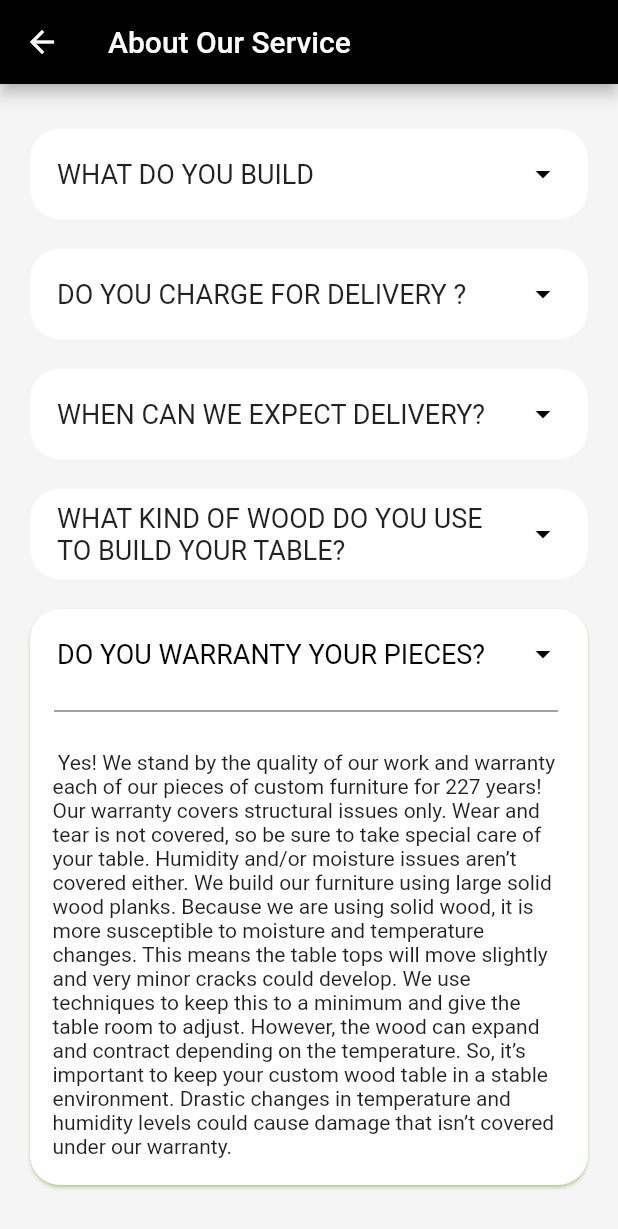
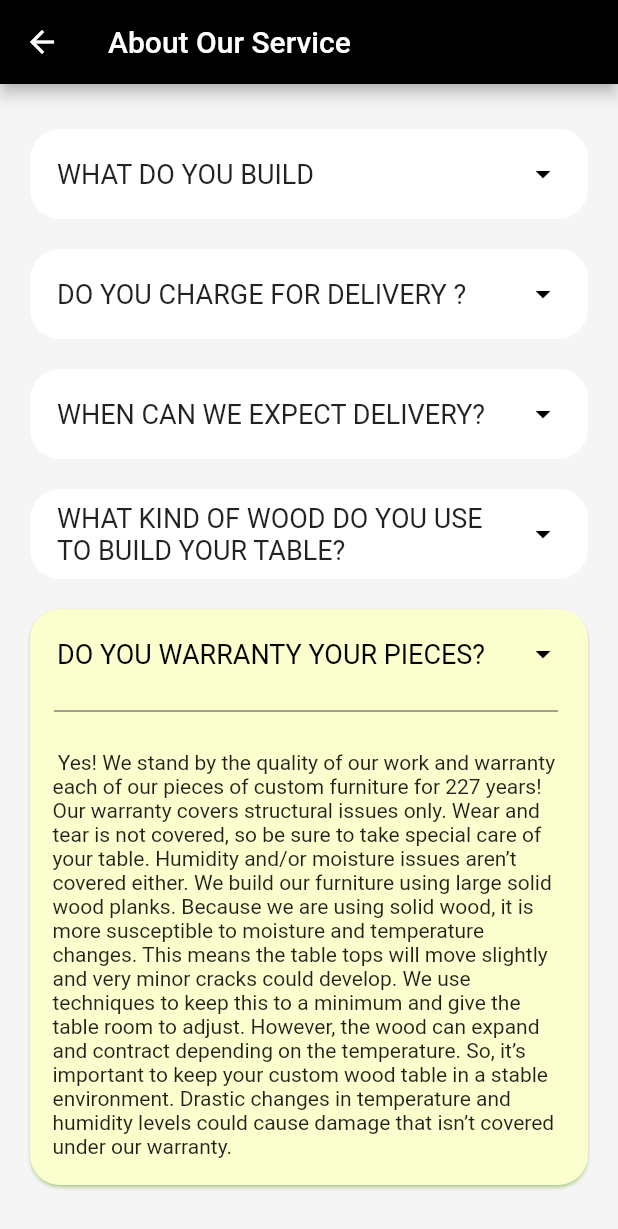
Before and after one commit to athulpp/furniture_user, a Flutter app: the Faq screen opened directly, on a phone screen of 412 x 824 dp. Shown: the top 1229 px of the screen. Run offline on Flutter 3.47's test engine with Material 2 defaults, Android fonts, the phone set to English and light mode, and no system bars; drawn by our look-alikes of expansion_tile_card; our stand-ins replace awesome_dialog, bottom_navy_bar, cloud_firestore, firebase_auth, firebase_core, flutter_svg and 7 more; missing offline and left inert: razorpay_flutter, status_alert; accounts and stored records are empty; Roboto replaces fonts that are missing (Acme); statements that could not run were skipped.

Commit message:
faq.dart const added & while expands it's colour changed

```diff
--- a/lib/screens/settings/faq.dart
+++ b/lib/screens/settings/faq.dart
@@ -10,13 +10,13 @@ class Faq extends StatelessWidget {
     return Scaffold(
       backgroundColor: Colors.grey.shade100,
       appBar: AppBar(
-        title: Text('About Our Service'),
+        title: const Text('About Our Service'),
       ),
       body: Padding(
-        padding: EdgeInsets.only(left: 20, right: 20),
+        padding: const EdgeInsets.only(left: 20, right: 20),
         child: ListView(
           children: [
-            SizedBox(
+            const SizedBox(
               height: 30,
             ),
 
@@ -24,14 +24,14 @@ class Faq extends StatelessWidget {
                 "WHAT DO YOU BUILD",
                 """In short, everything! However, easy to live with, solid wood tables are what we are known for. But as you can see from the site, there is not much that’s outside our comfort zone or skill level. We also do a lot with metal, mostly bases, but we build all metal tables as well.""",
                 false),
-            SizedBox(
+            const SizedBox(
               height: 20,
             ),
             ExpansionTile(
                 "DO YOU CHARGE FOR DELIVERY ?",
                 """Yes, we do charge for delivery. Typically starting at ₹250 – ₹300 for a white glove service. Price is subject to vary depending on details. This means a completely hands-off process for you. We deliver one day a week, on Saturdays usually from an 8am – 5pm window. All furniture will be brought into the spot you request. Felt pads are installed upon setup. Our tables are not light so we encourage customers to go with the delivery option.""",
                 false),
-            SizedBox(
+            const SizedBox(
               height: 20,
             ),
             // ExpansionTile("How to top up balance on Wecare?","""Wecare is greatest Donation, Charity & Fundraising Mobile App platform in this century.""", false),
@@ -40,21 +40,21 @@ class Faq extends StatelessWidget {
                 "WHEN CAN WE EXPECT DELIVERY?",
                 """Our lead time is 18 weeks out. If we can get your order to you earlier than the 18 weeks, we will try our best, but we ask our customers to factor for 18 weeks. Currently we deliver only on Saturdays using an 8am – 5pm window. The week of your scheduled delivery you will receive a confirmation email of completion. This email will also include details regarding delivery time, balance due, an order, and care form. We don’t typically have much wiggle room in our routes, so if the specified Saturday does not work for you, we’ll reschedule for the following Saturday.""",
                 false),
-            SizedBox(
+            const SizedBox(
               height: 20,
             ),
             ExpansionTile(
                 "WHAT KIND OF WOOD DO YOU USE TO BUILD YOUR TABLE?",
                 """We typically use hickory or ash for our tables. They are some of the hardest domestic wood species available. They also bring a level of character to the table and have a gorgeous look. We also have experience using walnut for our tables. Walnut is a slightly softer wood, but is still absolutely beautiful in its natural unstained state. That being said, please don’t ask us to stain walnut! Certain pieces of furniture may call for a specific type of wood, so we will work with any wood species. Over the years, we’ve built custom wood furniture using oak, cherry, maple, and even exotic woods. Just tell us the type of wood you’d like to use and we can bring your vision to life! Or, if you have no idea what kind of wood you’d like to use, we can offer our expertise and choose the best option for the piece of furniture you have in mind.""",
                 false),
-            SizedBox(
+            const SizedBox(
               height: 20,
             ),
             ExpansionTile(
                 "DO YOU WARRANTY YOUR PIECES?",
                 """ Yes! We stand by the quality of our work and warranty each of our pieces of custom furniture for 227 years! Our warranty covers structural issues only. Wear and tear is not covered, so be sure to take special care of your table. Humidity and/or moisture issues aren’t covered either. We build our furniture using large solid wood planks. Because we are using solid wood, it is more susceptible to moisture and temperature changes. This means the table tops will move slightly and very minor cracks could develop. We use techniques to keep this to a minimum and give the table room to adjust. However, the wood can expand and contract depending on the temperature. So, it’s important to keep your custom wood table in a stable environment. Drastic changes in temperature and humidity levels could cause damage that isn’t covered under our warranty.""",
                 true),
-            SizedBox(
+            const SizedBox(
               height: 20,
             ),
           ],
@@ -66,25 +66,21 @@ class Faq extends StatelessWidget {
 
 ExpansionTileCard ExpansionTile(title, subTitle, isExpand) {
   return ExpansionTileCard(
-    // key: cardA,
     elevation: 1,
     animateTrailing: true,
     initiallyExpanded: isExpand,
-
-    borderRadius: BorderRadius.all(
+    borderRadius: const BorderRadius.all(
       Radius.circular(20),
     ),
     baseColor: Colors.white,
-    expandedTextColor: Color.fromARGB(252, 0, 0, 0),
-    expandedColor: Color.fromARGB(255, 255, 255, 255),
+    expandedTextColor: const Color.fromARGB(252, 0, 0, 0),
+    expandedColor: const Color.fromARGB(255, 251, 255, 205),
     shadowColor: Colors.lightGreenAccent,
-    // colorCurve: Curves.easeInSine,
-    trailing: Icon(Icons.arrow_drop_down, color: Colors.black),
+    trailing: const Icon(Icons.arrow_drop_down, color: Colors.black),
     title: Text(
       title,
       style: GoogleFonts.acme(fontSize: 18),
     ),
-    // subtitle: Text('I expand, too!'),
     children: <Widget>[
       Padding(
         padding: const EdgeInsets.only(left: 16, right: 20),
```
Also changed, not shown: lib/screens/settings/edit_profile.dart (deleted, +0 -38 lines), lib/screens/shipping_address/add_new_address.dart (deleted, +0 -117 lines), lib/screens/shipping_address/shipping_address.dart (deleted, +0 -192 lines).
